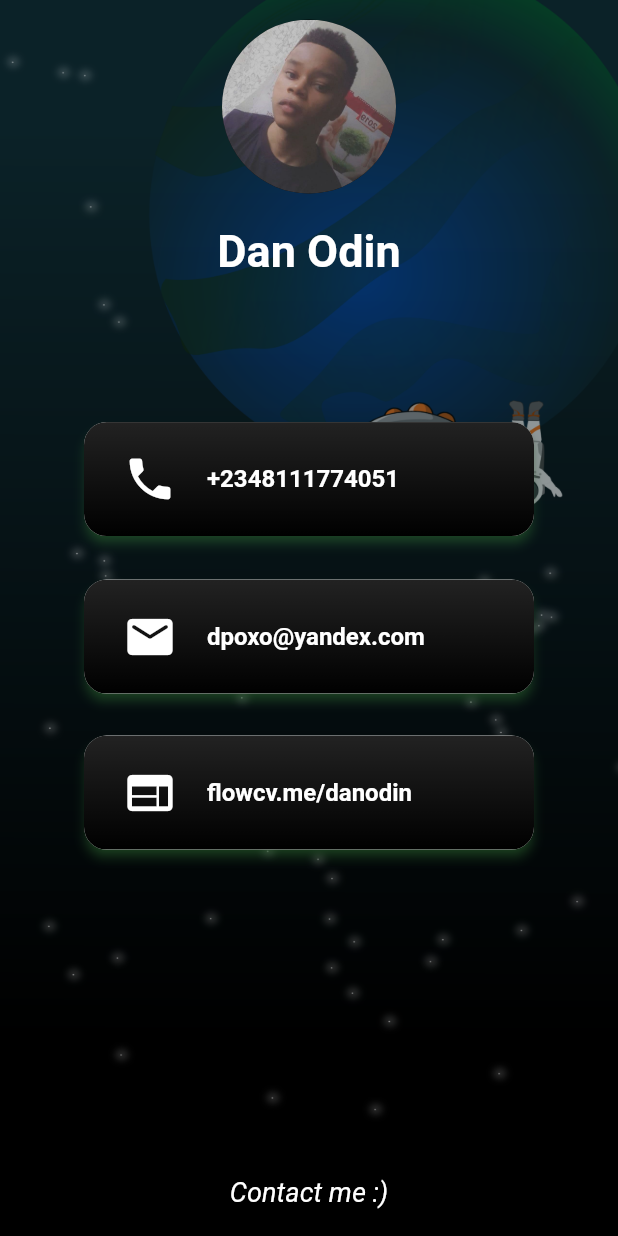
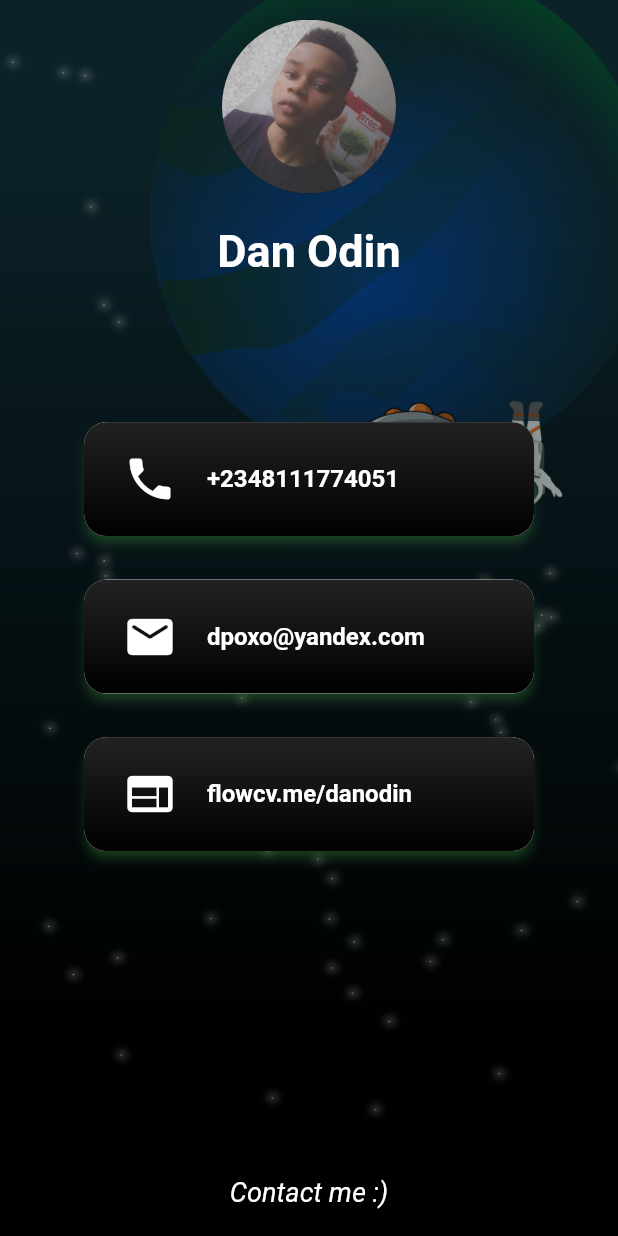
Before and after one commit to danodin69/portfolio_app, a Flutter app: the screen it shows after launch, scrolled down 2304 dp, on a phone screen of 412 x 824 dp. Run offline on Flutter 3.47's test engine with Material 2 defaults, Android fonts, the phone set to English and light mode, and no system bars.

Commit message:
Final Code

```diff
--- a/lib/main.dart
+++ b/lib/main.dart
@@ -271,6 +271,7 @@ class PageFour extends StatelessWidget {
           child: Column(
             children: <Widget>[
               SizedBox(height: 90),
+              //Card One
               Card(
                 shadowColor: Colors.green,
                 elevation: 3,
@@ -305,6 +306,7 @@ class PageFour extends StatelessWidget {
                 ),
               ),
               SizedBox(height: 21),
+              //Card Two
               Card(
                 shadowColor: Colors.green,
                 elevation: 3,
@@ -338,7 +340,8 @@ class PageFour extends StatelessWidget {
                   ),
                 ),
               ),
-              SizedBox(height: 20),
+              SizedBox(height: 21),
+              //Card 3
               Card(
                 shadowColor: Colors.green,
                 elevation: 3,
```
